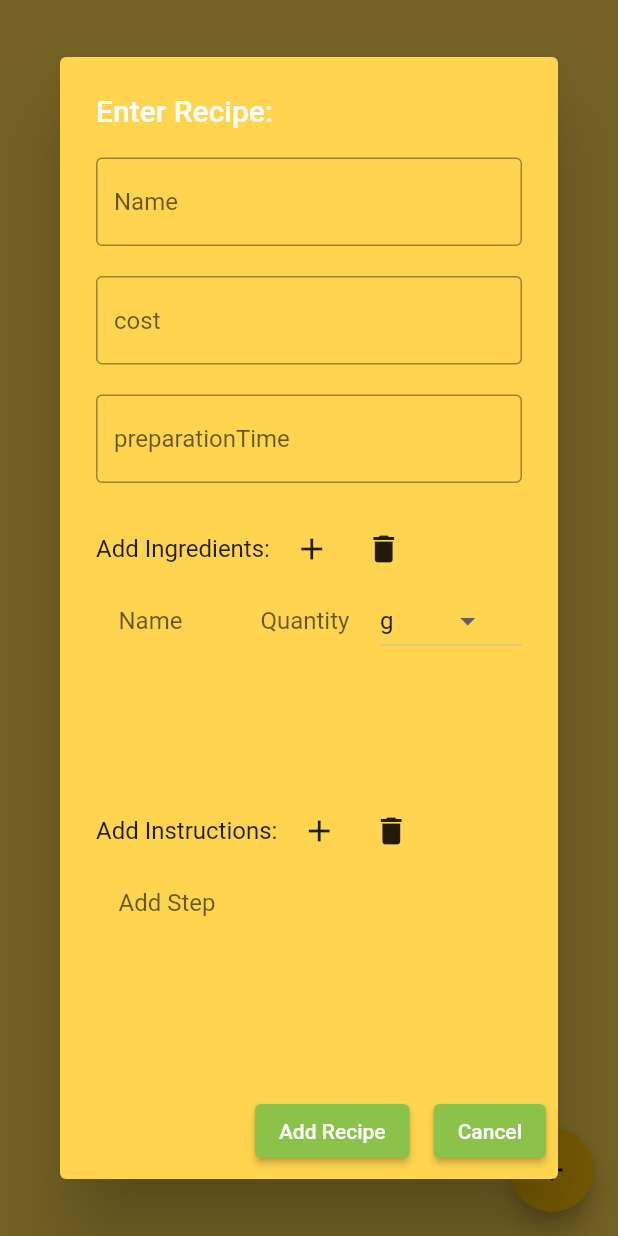
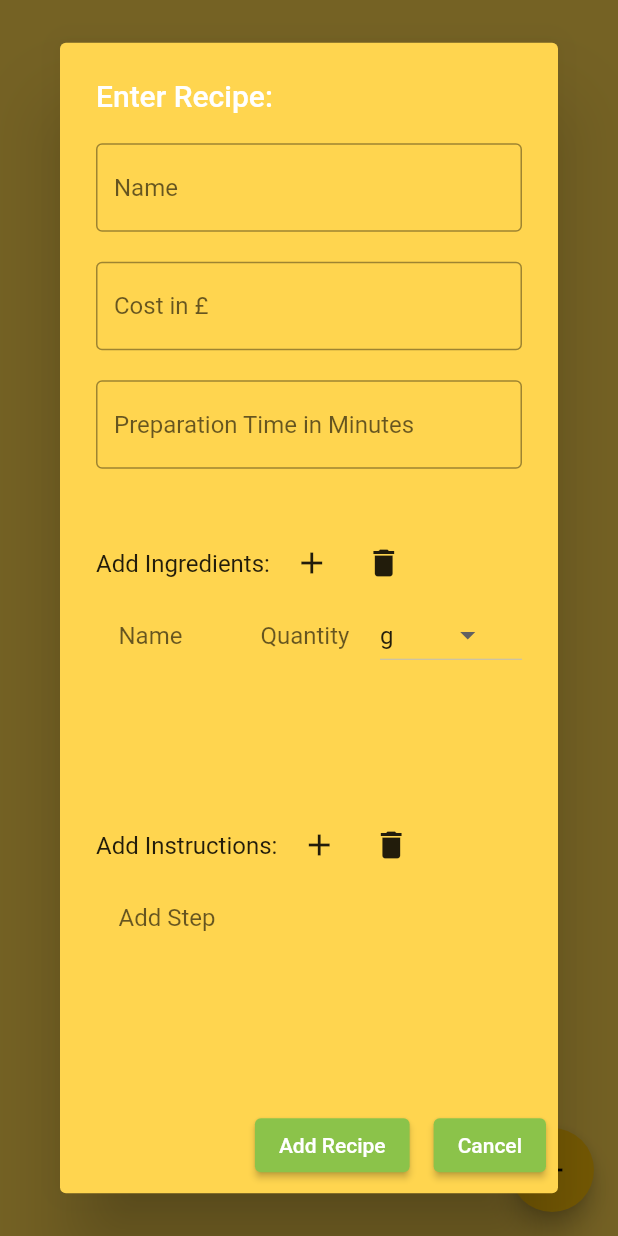
Before and after one commit to benkee/cubby, a Flutter app: the RecipePage screen opened directly with empty values, after a tap on the "add" icon, on a phone screen of 412 x 824 dp. Run offline on Flutter 3.47's test engine with Material 2 defaults, Android fonts, the phone set to English and light mode, and no system bars; our stand-ins replace cloud_firestore, firebase_auth, firebase_core, form_validator; accounts and stored records are empty.

Commit message:
Added cubby user model to store user data and information on users food waste, displayed on the homepage, added hint cards on homepage

```diff
--- a/lib/main.dart
+++ b/lib/main.dart
@@ -2,6 +2,7 @@ import 'package:cubby/views/authenticate/sign_up.dart';
 import 'package:cubby/views/home/home.dart';
 import 'package:firebase_core/firebase_core.dart';
 import 'package:flutter/material.dart';
+
 import 'views/authenticate/sign_in.dart';
 
 void main() async {
@@ -17,7 +18,7 @@ class Cubby extends StatelessWidget {
   Widget build(BuildContext context) {
     return MaterialApp(
       debugShowCheckedModeBanner: false,
-      title: 'Flutter',
+      title: 'Cubby',
       theme: ThemeData(
         primarySwatch: Colors.lightGreen,
         visualDensity: VisualDensity.adaptivePlatformDensity,
--- /dev/null
+++ b/lib/models/cubby_user.dart
@@ -0,0 +1,60 @@
+class CubbyUser {
+  final String _id;
+  String _name = '';
+  int _foodUsed = 1;
+  int _foodWasted = 0;
+  bool _newUser = true;
+
+  CubbyUser(
+      this._id, this._name, this._foodUsed, this._foodWasted, this._newUser);
+
+  String get id => _id;
+  String get name => _name;
+  int get foodUsed => _foodUsed;
+  int get foodWasted => _foodWasted;
+  double get percentWasted => _foodWasted / _foodUsed;
+  bool get newUser => _newUser;
+
+  setName(String name) {
+    _name = name;
+  }
+
+  setFoodUsed(int foodUsed) {
+    _foodUsed = foodUsed;
+  }
+
+  setFoodWasted(int foodWasted) {
+    _foodWasted = foodWasted;
+  }
+
+  increaseFoodUsed(int amount) {
+    _foodUsed += amount;
+  }
+
+  increaseFoodWasted(int amount) {
+    _foodWasted += amount;
+  }
+
+  removeNewUserStatus() {
+    _newUser = false;
+  }
+
+  Map<String, dynamic> toJson() {
+    return {
+      'id': _id,
+      'name': _name,
+      'foodUsed': _foodUsed,
+      'foodWasted': _foodWasted,
+      'newUser': _newUser,
+    };
+  }
+
+  CubbyUser.fromJson(Map<String, dynamic> json)
+      : this(
+          json['id'] as String,
+          json['name'] as String,
+          json['foodUsed'] as int,
+          json['foodWasted'] as int,
+          json['newUser'] as bool,
+        );
+}
--- a/lib/models/recipe.dart
+++ b/lib/models/recipe.dart
@@ -4,7 +4,7 @@ class Recipe {
   List<dynamic> _ingredients;
   int _preparationTime;
   List<dynamic> _instructions;
-  int _cost;
+  double _cost;
 
   Recipe(this._name, this._ingredients, this._preparationTime,
       this._instructions, this._cost);
@@ -14,7 +14,7 @@ class Recipe {
   List<dynamic> get ingredients => _ingredients;
   int get preparationTime => _preparationTime;
   List<dynamic> get instructions => _instructions;
-  int get cost => _cost;
+  double get cost => _cost;
 
   setID(String id) {
     _id = id;
@@ -36,7 +36,7 @@ class Recipe {
     _instructions = instructions;
   }
 
-  setCost(int cost) {
+  setCost(double cost) {
     _cost = cost;
   }
 
@@ -56,5 +56,5 @@ class Recipe {
             json['ingredients'] as List<dynamic>,
             json['preparationTime'] as int,
             json['instructions'] as List<dynamic>,
-            json['cost'] as int);
+            json['cost'] as double);
 }
--- a/lib/views/authenticate/sign_in.dart
+++ b/lib/views/authenticate/sign_in.dart
@@ -17,7 +17,7 @@ class _SignInPage extends State<SignInPage> {
   checkCurrentUser() async {
     _auth.authStateChanges().listen((User? user) async {
       if (user != null) {
-        Navigator.pushReplacementNamed(context, "/");
+        Navigator.pushReplacementNamed(context, '/HomePage');
       }
     });
   }
--- a/lib/views/authenticate/sign_up.dart
+++ b/lib/views/authenticate/sign_up.dart
@@ -1,3 +1,4 @@
+import 'package:cubby/services/firebase_crud.dart';
 import 'package:cubby/services/form_validator.dart';
 import 'package:firebase_auth/firebase_auth.dart';
 import 'package:flutter/material.dart';
@@ -35,6 +36,8 @@ class _SignUpPage extends State<SignUpPage> {
           await _auth.createUserWithEmailAndPassword(
               email: username.text, password: password.text);
       await _auth.currentUser!.updateDisplayName(firstName.text);
+      FirebaseCRUD.addUser(
+          _auth.currentUser?.uid.toString() ?? '', firstName.text);
     } on FirebaseAuthException catch (e) {
       if (e.code == 'weak-password') {
         setState(() {
--- a/lib/views/home/recipes.dart
+++ b/lib/views/home/recipes.dart
@@ -1,3 +1,4 @@
+import 'package:flutter/cupertino.dart';
 import 'package:flutter/material.dart';
 
 import '../../models/recipe.dart';
@@ -31,7 +32,13 @@ class _RecipePageState extends State<RecipePage> {
           } else if (projectSnap.hasData &&
               (projectSnap.data as List<Recipe>).isEmpty) {
             return const Center(
-              child: Text('Try adding a recipe with the + button'),
+              child: Text(
+                'Try adding a recipe with the + button',
+                style: TextStyle(
+                    color: Colors.white,
+                    fontWeight: FontWeight.bold,
+                    fontSize: 20),
+              ),
             );
           } else {
             return ListView.builder(
--- a/lib/widgets/food_item_expiring_card.dart
+++ b/lib/widgets/food_item_expiring_card.dart
@@ -100,6 +100,7 @@ class _ExpiringFoodItemCardState extends State<ExpiringFoodItemCard> {
                         onPressed: () {
                           FirebaseCRUD.deleteFoodItem(
                               widget.foodItem, widget.userID);
+                          FirebaseCRUD.updateUserFoodWasted(widget.userID);
                           Navigator.push(
                               context,
                               MaterialPageRoute(
--- a/lib/widgets/recipe_cook_display.dart
+++ b/lib/widgets/recipe_cook_display.dart
@@ -109,6 +109,8 @@ class _RecipeCookDisplayState extends State<RecipeCookDisplay> {
               onPressed: () {
                 FirebaseCRUD.updateFoodItemsFromRecipe(
                     widget.recipe, widget.userID);
+                FirebaseCRUD.updateUserFoodUsed(
+                    widget.userID, widget.recipe.ingredients.length);
                 Navigator.push(context,
                     MaterialPageRoute(builder: (context) => HomePage(1)));
               },
--- a/lib/widgets/recipe_edit.dart
+++ b/lib/widgets/recipe_edit.dart
@@ -195,11 +195,11 @@ class _RecipeEditState extends State<RecipeEdit> {
               FirebaseCRUD.updateRecipe(
                   widget.recipe, 'name', name.text, widget.userID);
             }
-            if (cost.text != '') {
+            if (double.tryParse(cost.text) != null) {
               FirebaseCRUD.updateRecipe(
                   widget.recipe, 'cost', cost.text, widget.userID);
             }
-            if (preparationTime.text != '') {
+            if (int.tryParse(preparationTime.text) != null) {
               FirebaseCRUD.updateRecipe(widget.recipe, 'preparationTime',
                   preparationTime.text, widget.userID);
             }
--- a/lib/widgets/recipe_input.dart
+++ b/lib/widgets/recipe_input.dart
@@ -24,6 +24,7 @@ class _RecipeInputState extends State<RecipeInput> {
   late List<Map<String, dynamic>> _ingredientValues;
   late List<Map<String, dynamic>> _instructionsValues;
   late String result;
+  String warning = '';
 
   @override
   void initState() {
@@ -70,7 +71,7 @@ class _RecipeInputState extends State<RecipeInput> {
                 keyboardType: TextInputType.number,
                 decoration: const InputDecoration(
                   border: OutlineInputBorder(),
-                  hintText: 'cost',
+                  hintText: 'Cost in £',
                 ),
               ),
               const SizedBox(height: 20),
@@ -80,10 +81,12 @@ class _RecipeInputState extends State<RecipeInput> {
                 keyboardType: TextInputType.number,
                 decoration: const InputDecoration(
                   border: OutlineInputBorder(),
-                  hintText: 'preparationTime',
+                  hintText: 'Preparation Time in Minutes',
                 ),
               ),
-              const SizedBox(height: 20),
+              const SizedBox(height: 10),
+              Text(warning, style: const TextStyle(color: Colors.red)),
+              const SizedBox(height: 10),
               //const RecipeIngredientsInput(),
               Row(
                 children: [
@@ -168,12 +171,14 @@ class _RecipeInputState extends State<RecipeInput> {
       actions: <Widget>[
         ElevatedButton(
           onPressed: () {
+            if (int.tryParse(preparationTime.text) != null &&
+                double.tryParse(cost.text) != null) {
               Recipe recipe = Recipe(
                 name.text,
                 _ingredientValues,
                 int.parse(preparationTime.text),
                 _instructionsValues,
-              int.parse(cost.text),
+                double.parse(cost.text),
               );
               FirebaseCRUD.addRecipe(recipe, widget.userID);
               Navigator.pushReplacement(
@@ -184,6 +189,12 @@ class _RecipeInputState extends State<RecipeInput> {
                   reverseTransitionDuration: Duration.zero,
                 ),
               );
+            } else {
+              setState(() {
+                warning =
+                    'Please ensure the preparation time is a whole number and cost is a valid decimal or whole number';
+              });
+            }
           },
           child:
               const Text('Add Recipe', style: TextStyle(color: Colors.white)),
```
Also changed, not shown: lib/services/firebase_crud.dart (+42 -2 lines), lib/views/home/home.dart (+94 -16 lines), lib/widgets/food_item_input.dart (+10 -1 lines), 1 other file. Lines whose indentation alone changed are shown as unchanged.
